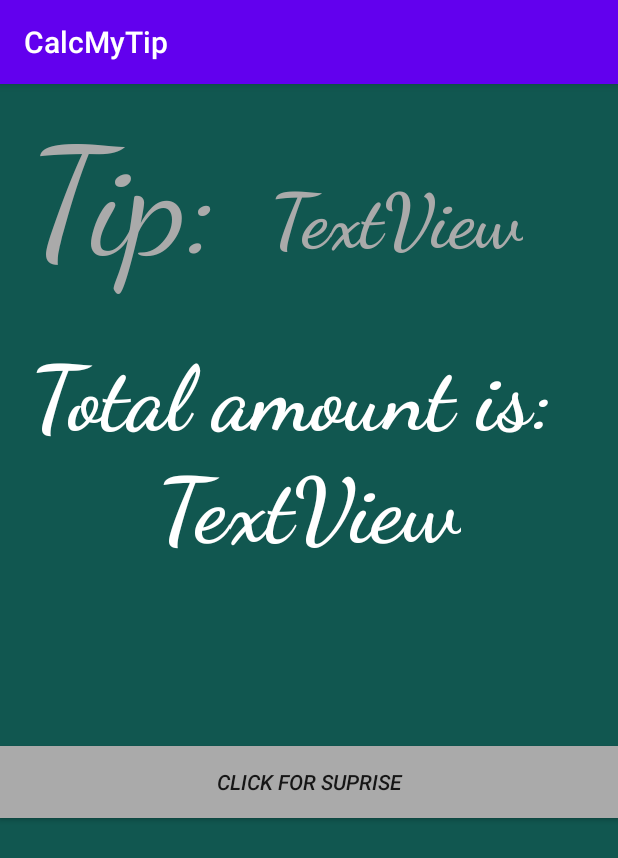
After one commit to liorblob/android2020, an Android app: the Tip screen opened directly, with no data from a screen before it, on a phone screen of 412 x 824 dp. The commit adds this screen. Shown: the top 858 px of the screen. Run offline under Robolectric (Android 15) with nearby library versions, the phone set to English and light mode, and no system bars.

Commit message:
final of amit

```diff
--- a/CalcMyTip/app/src/main/AndroidManifest.xml
+++ b/CalcMyTip/app/src/main/AndroidManifest.xml
@@ -9,7 +9,9 @@
         android:roundIcon="@mipmap/ic_launcher_round"
         android:supportsRtl="true"
         android:theme="@style/AppTheme">
-        <activity android:name=".Bill"></activity>
+        <activity android:name=".Video"></activity>
+        <activity android:name=".Tip" />
+        <activity android:name=".Bill" />
         <activity android:name=".Rating3" />
         <activity android:name=".Rating2" />
         <activity android:name=".Rating1" />
--- a/CalcMyTip/app/src/main/java/com/example/calcmytip/MainActivity.java
+++ b/CalcMyTip/app/src/main/java/com/example/calcmytip/MainActivity.java
@@ -10,7 +10,6 @@ import android.widget.EditText;
 public class MainActivity extends AppCompatActivity {
 
     EditText RestoName;
-    EditText test;
 
     @Override
     protected void onCreate(Bundle savedInstanceState) {
--- /dev/null
+++ b/CalcMyTip/app/src/main/java/com/example/calcmytip/Tip.java
@@ -0,0 +1,21 @@
+package com.example.calcmytip;
+
+import androidx.appcompat.app.AppCompatActivity;
+
+import android.content.Intent;
+import android.os.Bundle;
+import android.view.View;
+
+public class Tip extends AppCompatActivity {
+
+    @Override
+    protected void onCreate(Bundle savedInstanceState) {
+        super.onCreate(savedInstanceState);
+        setContentView(R.layout.activity_tip);
+    }
+
+    public void FinalButton(View view) {
+        Intent intent = new Intent(this, Video.class);
+        startActivity(intent);
+    }
+}
--- /dev/null
+++ b/CalcMyTip/app/src/main/res/layout/activity_tip.xml
@@ -0,0 +1,67 @@
+<?xml version="1.0" encoding="utf-8"?>
+<LinearLayout xmlns:android="http://schemas.android.com/apk/res/android"
+    xmlns:app="http://schemas.android.com/apk/res-auto"
+    xmlns:tools="http://schemas.android.com/tools"
+    android:layout_width="match_parent"
+    android:layout_height="match_parent"
+    android:background="@color/background"
+    android:orientation="vertical"
+    tools:context=".Tip">
+
+    <TextView
+        android:id="@+id/textView5"
+        android:layout_width="wrap_content"
+        android:layout_height="wrap_content"
+        android:layout_marginLeft="20dp"
+        android:layout_marginTop="20dp"
+        android:text="@string/tip2"
+        android:textColor="@android:color/darker_gray"
+        android:textSize="100sp"
+        app:fontFamily="cursive"
+        android:layout_marginStart="20dp" />
+
+    <TextView
+        android:id="@+id/textView6"
+        android:layout_width="wrap_content"
+        android:layout_height="wrap_content"
+        android:layout_marginLeft="180dp"
+        android:layout_marginTop="-80dp"
+        android:text="TextView"
+        android:textSize="50sp"
+        android:textStyle="bold"
+        app:fontFamily="cursive"
+        android:textColor="@android:color/darker_gray"/>
+
+    <TextView
+        android:id="@+id/textView7"
+        android:layout_width="wrap_content"
+        android:layout_height="wrap_content"
+        android:layout_marginLeft="20dp"
+        android:layout_marginTop="50dp"
+        android:text="@string/totalam"
+        android:textColor="@android:color/background_light"
+        android:textSize="60sp"
+        android:textStyle="bold"
+        app:fontFamily="cursive" />
+
+    <TextView
+        android:id="@+id/textView8"
+        android:layout_width="wrap_content"
+        android:layout_height="wrap_content"
+        android:layout_gravity="center"
+        android:text="TextView"
+        android:textStyle="bold"
+        app:fontFamily="cursive"
+        android:textSize="60sp"
+        android:textColor="@android:color/background_light"/>
+
+    <Button
+        android:id="@+id/FinalButton"
+        android:layout_width="match_parent"
+        android:layout_height="wrap_content"
+        android:layout_marginTop="120dp"
+        android:background="@android:color/darker_gray"
+        android:onClick="FinalButton"
+        android:text="@string/suprise"
+        android:textStyle="italic" />
+</LinearLayout>
--- a/CalcMyTip/app/src/main/res/values/strings.xml
+++ b/CalcMyTip/app/src/main/res/values/strings.xml
@@ -19,4 +19,8 @@
     <string name="notgood">Not good at all</string>
     <string name="billenter">Enter Bill:</string>
     <string name="scroll">Scrool down for bonus</string>
+    <string name="tip2">Tip:</string>
+    <string name="totalam">Total amount is:</string>
+    <string name="suprise">Click For Suprise</string>
+    <string name="calctip">Calculate Tip</string>
 </resources>
```
Also changed, not shown: CalcMyTip/app/src/main/java/com/example/calcmytip/Bill.java (+6 -12 lines), CalcMyTip/app/src/main/java/com/example/calcmytip/Video.java (added, +30 -0 lines), CalcMyTip/app/src/main/res/layout/activity_bill.xml (+22 -9 lines), CalcMyTip/app/src/main/res/layout/activity_video.xml (added, +17 -0 lines), CalcMyTip/app/src/main/res/drawable-v24/bill.png (added).
